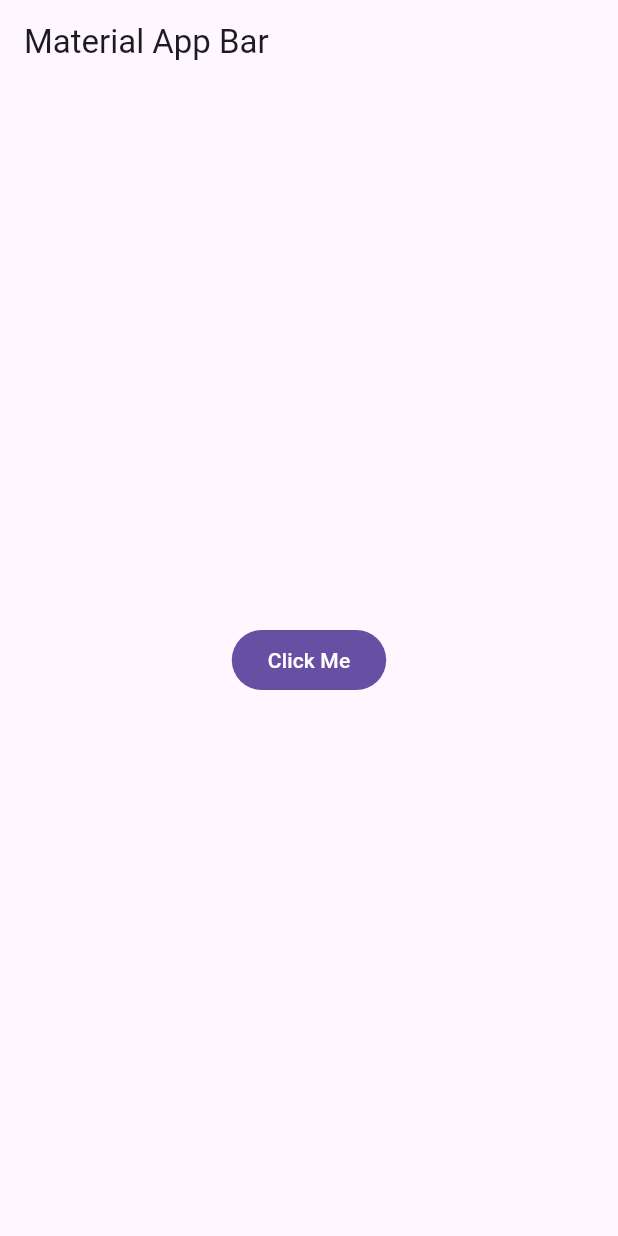
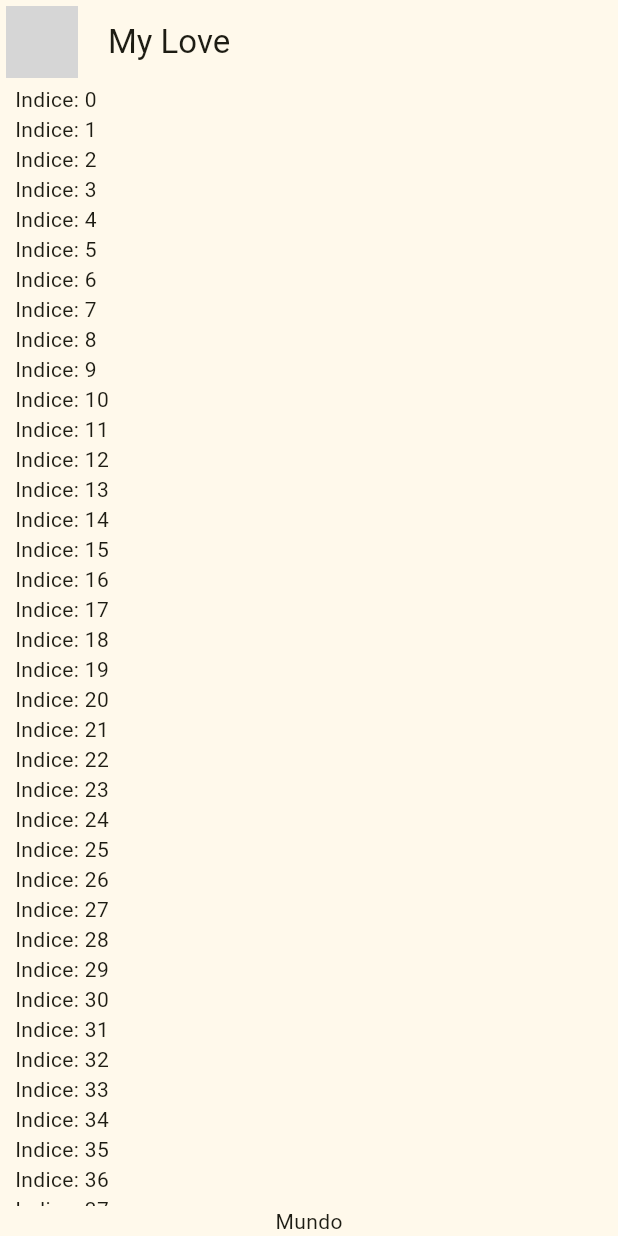
Before and after one commit to DrowLink/yes_no_app, a Flutter app: the screen it shows after launch, on a phone screen of 412 x 824 dp. Run offline on Flutter 3.47's test engine with Material 3 defaults, Android fonts, the phone set to English and light mode, and no system bars; network calls fail; grey boxes are pictures that could not be loaded.

Commit message:
chat_screen design enhanced

```diff
--- a/lib/config/theme/app_theme.dart
+++ b/lib/config/theme/app_theme.dart
@@ -1,9 +1,27 @@
 import 'package:flutter/material.dart';
+
+const Color _customColor = Color(0xFF78065C);
+
+const List<Color> _colorThemes = [
+  _customColor,
+  Colors.blue,
+  Colors.teal,
+  Colors.green,
+  Colors.yellow,
+  Colors.red,
+];
 
 //class
 class AppTheme {
+  final int selectedColor;
+  AppTheme({
+    this.selectedColor = 0
+    }): assert(selectedColor >= 0 && selectedColor < _colorThemes.length-1 , 'Colors must be between 0 and ${_colorThemes.length - 1}');
   //method
   ThemeData theme() {
-    return ThemeData();
+    return ThemeData(
+      useMaterial3: true,
+      colorSchemeSeed: _colorThemes[selectedColor]
+    );
   }
 }
--- a/lib/main.dart
+++ b/lib/main.dart
@@ -1,5 +1,6 @@
 import 'package:flutter/material.dart';
 import 'package:yes_no_app/config/theme/app_theme.dart';
+import 'package:yes_no_app/presentation/chat/chat_screen.dart';
 
 void main() => runApp(const MyApp());
 
@@ -10,19 +11,9 @@ class MyApp extends StatelessWidget {
   Widget build(BuildContext context) {
     return MaterialApp(
       title: 'Material App',
-      theme: AppTheme().theme(),
+      theme: AppTheme( selectedColor: 4 ).theme(),
       debugShowCheckedModeBanner: false,
-      home: Scaffold(
-        appBar: AppBar(
-          title: const Text('Material App Bar'),
-        ),
-        body: Center(
-          child: FilledButton(
-            onPressed: () {},
-             child: const Text('Click Me')
-            ),
-        ),
-      ),
+      home: const ChatScreen(),
     );
   }
 }
--- /dev/null
+++ b/lib/presentation/chat/chat_screen.dart
@@ -0,0 +1,49 @@
+import 'package:flutter/material.dart';
+
+
+class ChatScreen extends StatelessWidget {
+  const ChatScreen({super.key});
+
+  @override
+  Widget build(BuildContext context) {
+    return Scaffold(
+      appBar: AppBar(
+        leading: Padding(
+          padding: const EdgeInsets.all(4.0),
+          child: const CircleAvatar(
+            backgroundImage: NetworkImage('https://d3g9pb5nvr3u7.cloudfront.net/authors/5be1d83f2177895b3e20c1e1/-1018204645/256.jpg')
+          ),
+        ),
+        title: Text('My Love'),
+      ),
+      body: _ChatView(),
+    );
+  }
+}
+
+class _ChatView extends StatelessWidget {
+  const _ChatView({
+    super.key,
+  });
+
+  @override
+  Widget build(BuildContext context) {
+    return SafeArea(
+      child: Padding(
+        padding: const EdgeInsets.symmetric( horizontal: 10),
+        child: Column(
+          children: [
+            Expanded(
+              child: ListView.builder(
+                itemCount: 100,
+                itemBuilder: (context, index) {
+                return Text('Indice: $index');
+              })
+            ),
+            Text('Mundo'),
+          ],
+        ),
+      ),
+    );
+  }
+}
```
